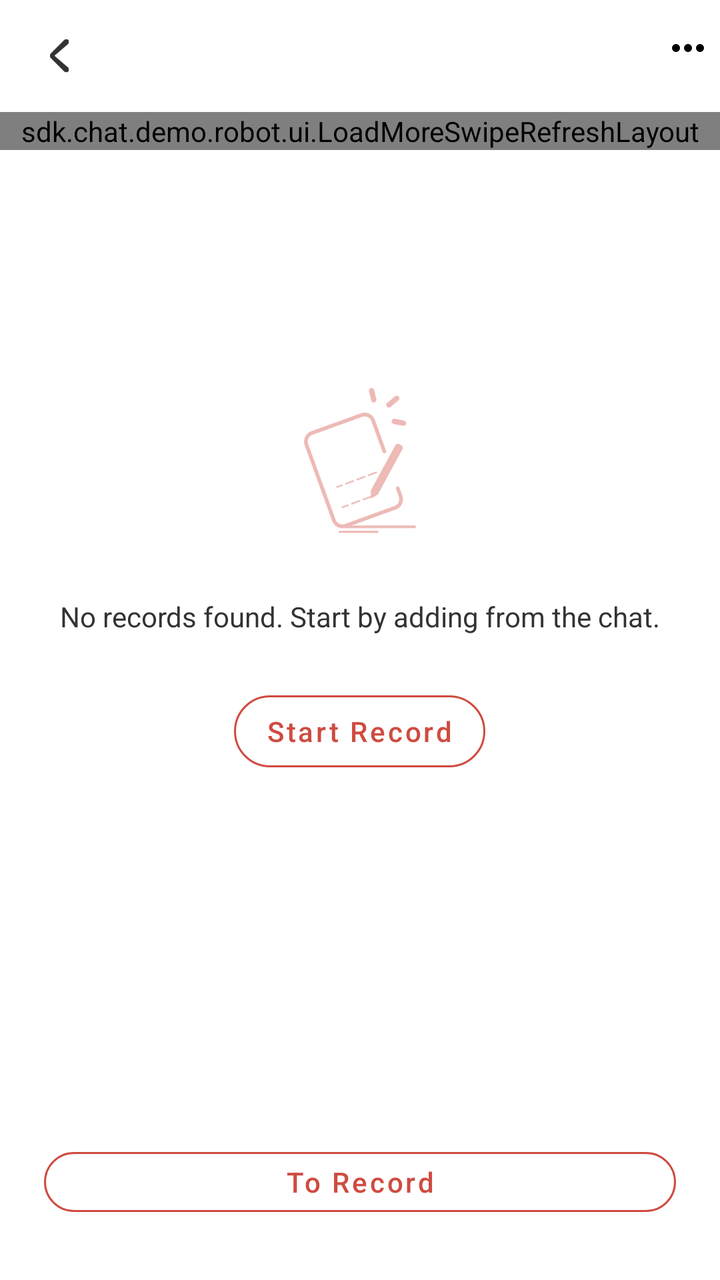
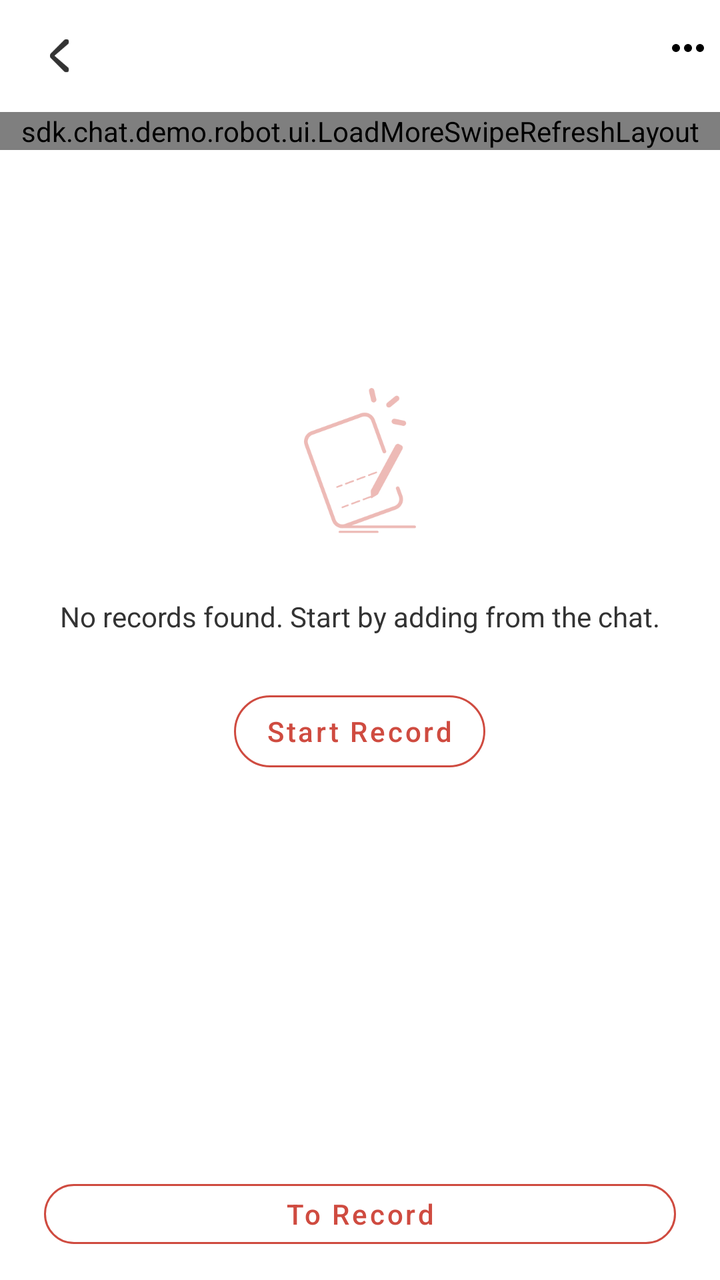

The first picture is an Android layout as it rendered before a commit; the second is the same layout after the commit. The layout source and the unified diff follow.
<!-- AndroidManifest.xml: application theme GGTheme -->
<!-- res/layout/activity_article_list.xml -->
<FrameLayout xmlns:android="http://schemas.android.com/apk/res/android"
    xmlns:app="http://schemas.android.com/apk/res-auto"
    android:layout_width="match_parent"
    android:layout_height="match_parent"
    android:id="@+id/main"
    android:background="@color/white">
    
    <FrameLayout
        android:id="@+id/home"
        android:layout_width="60dp"
        android:layout_height="?attr/actionBarSize"
        android:background="@android:color/transparent"
        android:clickable="true"
        android:focusable="true">

        <ImageView
            android:layout_width="wrap_content"
            android:layout_height="wrap_content"
            android:layout_gravity="center"
            android:src="@drawable/ic_back" />
    </FrameLayout>

    <ImageView
        android:id="@+id/more_menus"
        android:layout_width="wrap_content"
        android:layout_height="?attr/actionBarSize"
        android:layout_gravity="right"
        android:paddingLeft="4dp"
        android:paddingRight="4dp"
        android:src="@drawable/ic_three_dots" />

    <TextView
        android:id="@+id/title"
        android:layout_width="wrap_content"
        android:layout_height="?attr/actionBarSize"
        android:layout_gravity="center|top"
        android:drawablePadding="6dp"
        android:ellipsize="end"
        android:gravity="center"
        android:maxLength="10"
        android:singleLine="true"
        android:textColor="@color/item_text_normal"
        android:textSize="16sp"
        app:drawableEndCompat="@drawable/ic_down">

    </TextView>

    
    
    
    
    
    
    
    

    <sdk.chat.demo.robot.ui.LoadMoreSwipeRefreshLayout
        android:id="@+id/swiperefreshlayout"
        android:layout_width="match_parent"
        android:layout_height="wrap_content"
        android:layout_marginTop="?attr/actionBarSize">

        <androidx.recyclerview.widget.RecyclerView
            android:id="@+id/recyclerView"
            android:layout_width="match_parent"
            android:layout_height="match_parent"
            android:clipToPadding="false"
            app:layout_behavior="@string/appbar_scrolling_view_behavior" />
    </sdk.chat.demo.robot.ui.LoadMoreSwipeRefreshLayout>

    <LinearLayout
        android:id="@+id/empty_container"
        android:layout_width="match_parent"
        android:layout_height="match_parent"
        android:gravity="center_horizontal"
        android:orientation="vertical">

        <ImageView
            android:layout_width="wrap_content"
            android:layout_height="wrap_content"
            android:layout_marginTop="194dp"
            android:src="@mipmap/ic_empty" />

        <TextView
            android:layout_width="wrap_content"
            android:layout_height="wrap_content"
            android:layout_marginTop="32dp"
            android:text="@string/hint_no_record"
            android:textColor="@color/item_text_normal" />

        <com.google.android.material.button.MaterialButton
            android:id="@+id/conversations1"
            android:layout_width="wrap_content"
            android:layout_height="wrap_content"
            android:layout_marginTop="24dp"
            android:stateListAnimator="@null"
            android:textAllCaps="false"
            android:text="@string/go_to_record"
            android:textColor="@color/item_text_selected"
            android:textSize="14sp"
            app:backgroundTint="@color/white"
            app:cornerRadius="24dp"
            app:elevation="0dp"
            app:strokeColor="@color/item_text_selected"
            app:strokeWidth="1dp" />
    </LinearLayout>

    <FrameLayout
        android:layout_width="match_parent"
        android:layout_height="wrap_content"
        android:layout_gravity="center|bottom"
        android:background="@color/white"
        android:paddingTop="26dp"
        android:paddingBottom="12dp"
        android:layout_marginBottom="16dp">

        <com.google.android.material.button.MaterialButton
            android:id="@+id/conversations"
            android:layout_width="316dp"
            android:layout_height="42dp"
            android:layout_gravity="center"
            android:backgroundTint="@color/white"
            android:stateListAnimator="@null"
            android:text="@string/conversations"
            android:textColor="@color/item_text_selected"
            android:textSize="14sp"
            android:textAllCaps="false"
            app:cornerRadius="21dp"
            app:elevation="0dp"
            app:strokeColor="@color/item_text_selected"
            app:strokeWidth="1dp" />
    </FrameLayout>

    <ImageView
        android:id="@+id/scrollTop"
        android:layout_width="wrap_content"
        android:layout_height="wrap_content"
        android:layout_gravity="right|bottom"
        android:visibility="gone"
        android:layout_marginRight="28dp"
        android:layout_marginBottom="76dp"
        android:src="@mipmap/ic_load_top" />

    <LinearLayout
        android:id="@+id/edSummaryContainer"
        android:layout_width="match_parent"
        android:layout_height="match_parent"
        android:orientation="vertical"
        android:visibility="gone">

        <View
            android:id="@+id/edSummaryExit"
            android:layout_width="match_parent"
            android:layout_height="0dp"
            android:layout_weight="1"
            android:background="@color/bg_popup_blank">

        </View>

        <LinearLayout
            android:layout_width="match_parent"
            android:layout_height="wrap_content"
            android:background="@color/white"
            android:orientation="vertical">

            <LinearLayout
                android:layout_width="match_parent"
                android:layout_height="wrap_content"
                android:layout_margin="12dp"
                android:background="@drawable/edittext_rounded_bg"
                android:orientation="horizontal">

                <EditText
                    android:id="@+id/edSummary"
                    android:layout_width="0dp"
                    android:layout_height="wrap_content"
                    android:layout_weight="1"
                    android:background="@android:color/transparent"
                    android:maxLength="120"
                    android:padding="12dp" />

                <TextView
                    android:id="@+id/edSummaryConfirm"
                    android:layout_width="wrap_content"
                    android:layout_height="wrap_content"
                    android:padding="18dp"
                    android:text="@string/confirm"
                    android:textColor="@color/item_text_selected" />
            </LinearLayout>
        </LinearLayout>
    </LinearLayout>


</FrameLayout>
<!-- resources referenced by this layout -->
<resources>
  <color name="bg_popup_blank">#80000000</color>
  <color name="item_text_normal">#333333</color>
  <color name="item_text_selected">#FFCF4B40</color>
  <color name="white">#FFFFFFFF</color>
  <!-- drawable edittext_rounded_bg (drawable) -->
  <?xml version="1.0" encoding="utf-8"?>
  <shape xmlns:android="http://schemas.android.com/apk/res/android"
      android:shape="rectangle">
  
  
  
  
  
  
      
      <solid android:color="@color/bg_gray_button" />
  
      
      <corners android:radius="10dp" />
  
  
  
  
  
  
  
  </shape>
  <!-- drawable ic_back: png bitmap (drawable-hdpi, 677 bytes) -->
  <!-- drawable ic_down: png bitmap (drawable-hdpi, 553 bytes) -->
  <!-- drawable ic_three_dots (drawable) -->
  <?xml version="1.0" encoding="utf-8"?>
  <vector xmlns:android="http://schemas.android.com/apk/res/android"
      android:width="24dp"
      android:height="24dp"
      android:viewportWidth="24"
      android:viewportHeight="24">
  
      
      <path
          android:fillColor="@android:color/black"
          android:pathData="M6,10a2,2 0,1 1,0 -4,2 2 0,0 1,0 4z"/>
  
      
      <path
          android:fillColor="@android:color/black"
          android:pathData="M12,10a2,2 0,1 1,0 -4,2 2 0,0 1,0 4z"/>
  
      
      <path
          android:fillColor="@android:color/black"
          android:pathData="M18,10a2,2 0,1 1,0 -4,2 2 0,0 1,0 4z"/>
  </vector>
  <!-- mipmap ic_empty: png bitmap (mipmap-hdpi, 6051 bytes) -->
  <!-- mipmap ic_load_top: png bitmap (mipmap-hdpi, 5451 bytes) -->
  <string name="confirm">Confirm</string>
  <string name="conversations" formatted="false">To Record</string>
  <string name="go_to_record">Start Record</string>
  <string name="hint_no_record">No records found. Start by adding from the chat.</string>
  <style name="GGTheme" parent="Theme.MaterialComponents.Light.Bridge">
          <item name="android:windowIsTranslucent">true</item>
  
          
  
          
          <item name="android:windowFullscreen">false</item>
          <item name="windowActionBar">false</item>
          <item name="android:windowActionBar">false</item>
          <item name="windowNoTitle">true</item>
          <item name="android:windowNoTitle">true</item>
          
          <item name="android:windowBackground">@color/white</item>
          
          <item name="android:navigationBarColor">@color/white</item>
          
          <item name="android:statusBarColor">@color/white</item>
  
  
  
  
  
          <item name="colorPrimary">@color/white</item>
          <item name="colorPrimaryDark">#2D8659</item>
  
          <item name="colorAccent">#339966</item>
          <item name="colorControlNormal">@color/text_primary</item>
  
          <item name="outcomingDefaultBubbleColor">#2D8659</item>
          <item name="outcomingDefaultBubblePressedColor">#2D8659</item>
  
  
  
  
      </style>
  <color name="bg_gray_button">#F5F5F5</color>
  <color name="text_primary">@android:color/black</color>
</resources>

<!-- the commit's change to res/layout/activity_article_list.xml (unified diff, before → after) -->
@@ -111,8 +111,7 @@
         android:layout_gravity="center|bottom"
         android:background="@color/white"
         android:paddingTop="26dp"
-        android:paddingBottom="12dp"
-        android:layout_marginBottom="16dp">
+        android:paddingBottom="12dp">
 
         <com.google.android.material.button.MaterialButton
             android:id="@+id/conversations"
